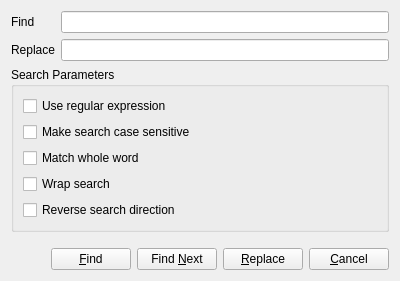
The window that src/findreplacedialog.ui (Leonardo2718/Lepton_Editor) describes before a commit, drawn with Qt 5.
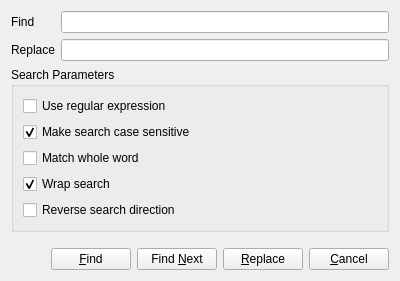
The same window after the commit.

Commit message: Implement find/replace functionality. On branch master, changes to be committed: 	modified:   src/findreplacedialog.cpp 	modified:   src/findreplacedialog.h 	modified:   src/findreplacedialog.ui 	modified:   src/mainwindow.cpp 	modified:   src/mainwindow.h 	modified:   src/mainwindow.ui

Patch:
```diff
--- a/src/findreplacedialog.ui
+++ b/src/findreplacedialog.ui
@@ -65,6 +65,9 @@
         <property name="text">
          <string>Make search case sensitive</string>
         </property>
+        <property name="checked">
+         <bool>true</bool>
+        </property>
        </widget>
       </item>
       <item>
@@ -79,6 +82,9 @@
         <property name="text">
          <string>Wrap search</string>
         </property>
+        <property name="checked">
+         <bool>true</bool>
+        </property>
        </widget>
       </item>
       <item>
```
Left out of the diff: 4 changed lines with no effect on the pictures. The commit also changes 5 other files.
